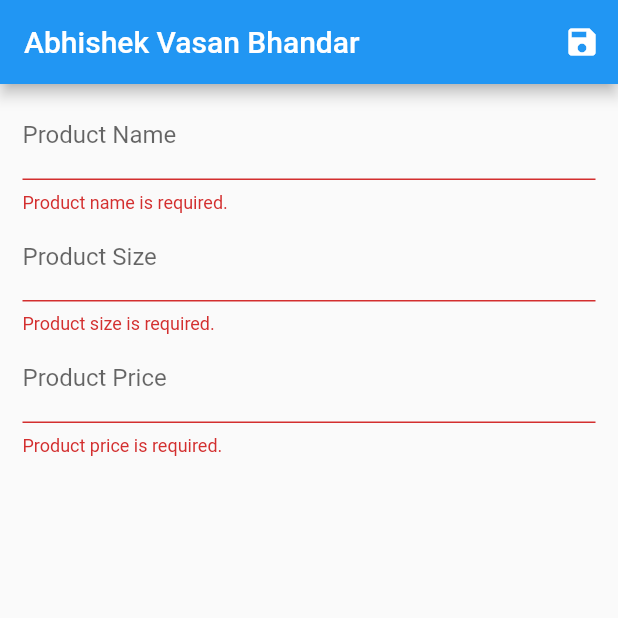
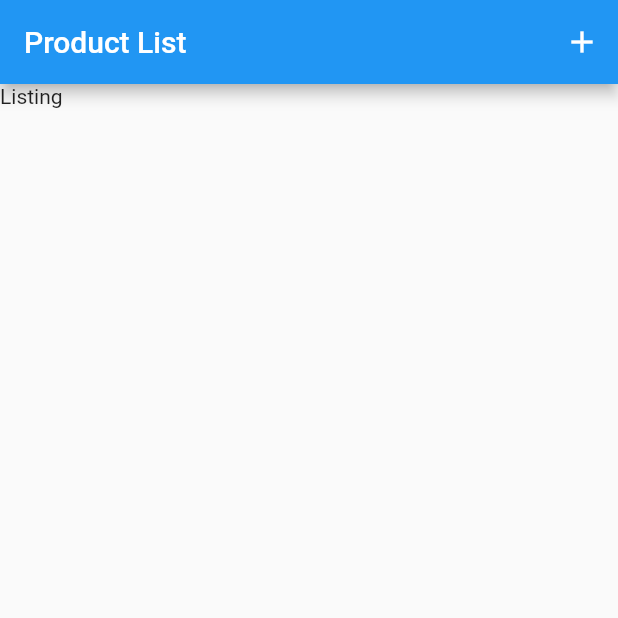
Before and after one commit to raj1234sa/abhi-shop-flutter, a Flutter app: the screen it shows after launch, on a phone screen of 412 x 824 dp, the top half of it. Run offline on Flutter 3.47's test engine with Material 2 defaults, Android fonts, the phone set to English and light mode, and no system bars; our stand-ins replace cloud_firestore, firebase_core; missing offline and left inert: flutter_flexible_toast; accounts and stored records are empty.

```diff
--- a/lib/main.dart
+++ b/lib/main.dart
@@ -1,4 +1,5 @@
 import 'package:abhi_shop/screens/add_product.dart';
+import 'package:abhi_shop/screens/products_list.dart';
 import 'package:flutter/material.dart';
 
 void main() {
@@ -13,7 +14,11 @@ class MyApp extends StatelessWidget {
       theme: ThemeData(
         primarySwatch: Colors.blue,
       ),
-      home: AddProductScreen(),
+      initialRoute: ProductListScreen.ROUTE_NAME,
+      routes: {
+        ProductListScreen.ROUTE_NAME: (context) => ProductListScreen(),
+        AddProductScreen.ROUTE_NAME: (context) => AddProductScreen(),
+      },
     );
   }
 }
--- a/lib/models/product.dart
+++ b/lib/models/product.dart
@@ -1,3 +1,5 @@
+import 'package:cloud_firestore/cloud_firestore.dart';
+import 'package:firebase_core/firebase_core.dart';
 import 'package:flutter/foundation.dart';
 
 class Product {
@@ -7,6 +9,7 @@ class Product {
   final double productPrice;
   final bool isNewArrival;
   final bool isHotProduct;
+  final _firebase = FirebaseFirestore.instance;
 
   Product({
     @required this.id,
@@ -17,14 +20,6 @@ class Product {
     @required this.isNewArrival,
   });
 
-  Product.fromJson(Map<String, dynamic> json)
-      : id = json['id'],
-        productName = json['productName'],
-        productSize = json['productSize'],
-        productPrice = json['productPrice'],
-        isHotProduct = json['isHotProduct'],
-        isNewArrival = json['isNewArrival'];
-
   Map<String, dynamic> toJson() => {
         'id': id,
         'productName': productName,
--- /dev/null
+++ b/lib/screens/products_list.dart
@@ -0,0 +1,31 @@
+import 'package:abhi_shop/screens/add_product.dart';
+import 'package:cloud_firestore/cloud_firestore.dart';
+import 'package:firebase_core/firebase_core.dart';
+import 'package:flutter/material.dart';
+
+final _firestore = FirebaseFirestore.instance;
+
+class ProductListScreen extends StatelessWidget {
+  static final ROUTE_NAME = 'products_list_screen';
+
+  @override
+  Widget build(BuildContext context) {
+    Firebase.initializeApp();
+    return Scaffold(
+      appBar: AppBar(
+        title: Text('Product List'),
+        actions: <Widget>[
+          IconButton(
+            icon: Icon(Icons.add),
+            onPressed: () {
+              Navigator.pushNamed(context, AddProductScreen.ROUTE_NAME);
+            },
+          ),
+        ],
+      ),
+      body: Container(
+        child: Text('Listing'),
+      ),
+    );
+  }
+}
--- a/pubspec.yaml
+++ b/pubspec.yaml
@@ -29,6 +29,8 @@ dependencies:
   cupertino_icons: ^0.1.3
   cloud_firestore: ^0.14.0+2
   firebase_auth: ^0.18.0+1
+  firebase_core: ^0.5.0
+  flutter_flexible_toast: ^0.1.4
 
 dev_dependencies:
   flutter_test:
```
Also changed, not shown: lib/screens/add_product.dart (+30 -5 lines), pubspec.lock, 2 other files.
